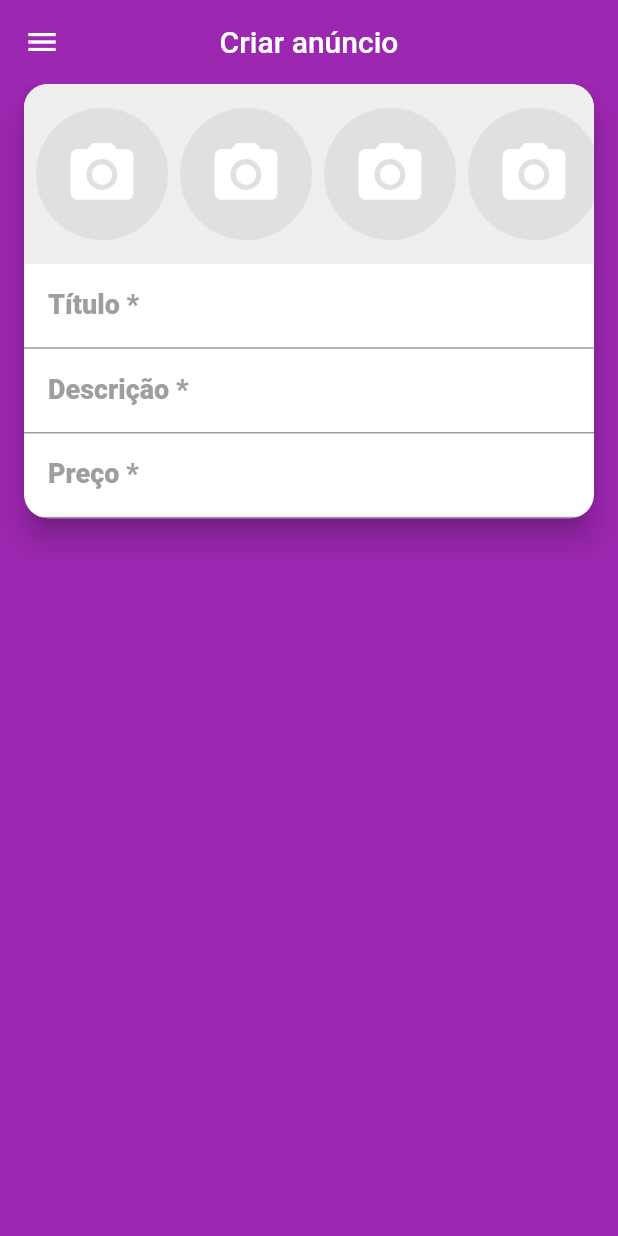
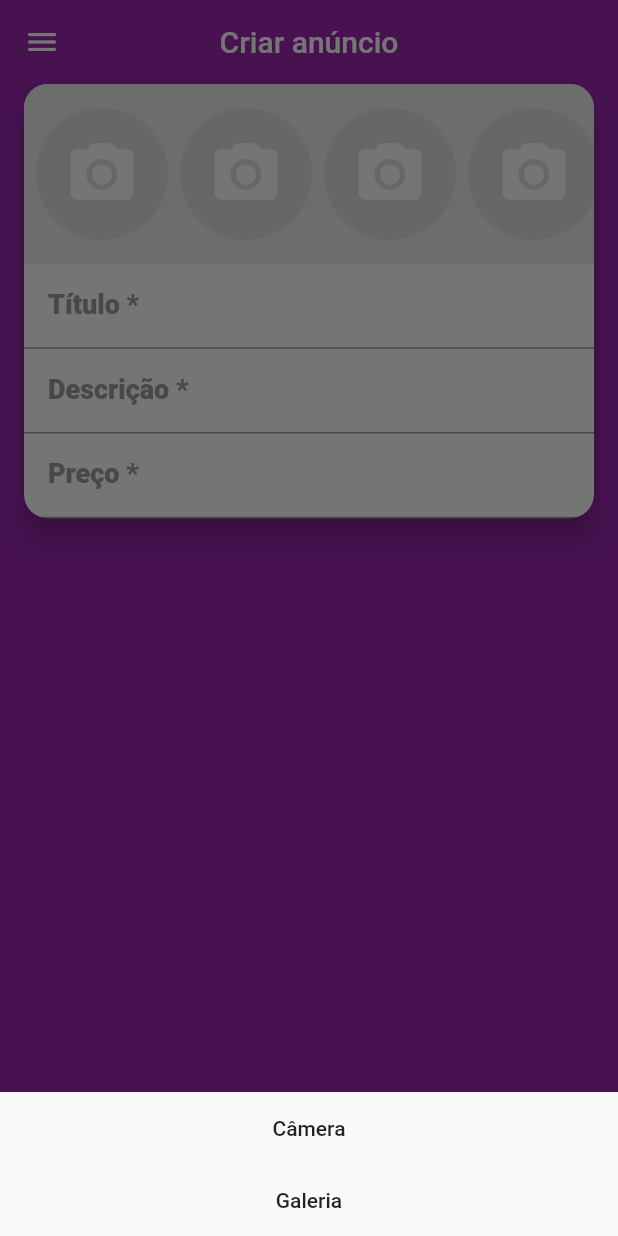
Before and after one commit to eskokado/esk_olx_mobx, a Flutter app: the CreateScreen screen opened directly, after a tap on the "camera alt" icon, on a phone screen of 412 x 824 dp. Run offline on Flutter 3.47's test engine with Material 2 defaults, Android fonts, the phone set to English and light mode, and no system bars; our stand-ins replace brasil_fields, flutter_mobx, get_it, mobx, parse_server_sdk_flutter; accounts and stored records are empty; generated files the repository leaves out were written again.

Commit message:
feat: criando o dialogo da fonte de imagem

```diff
--- /dev/null
+++ b/lib/screens/create/components/image_source_modal.dart
@@ -0,0 +1,53 @@
+import 'dart:io';
+
+import 'package:flutter/cupertino.dart';
+import 'package:flutter/material.dart';
+
+class ImageSourceModal extends StatelessWidget {
+  @override
+  Widget build(BuildContext context) {
+    if (Platform.isAndroid) {
+      return BottomSheet(
+        onClosing: () {},
+        builder: (_) => Column(
+          mainAxisSize: MainAxisSize.min,
+          crossAxisAlignment: CrossAxisAlignment.stretch,
+          children: [
+            FlatButton(
+              onPressed: () {},
+              child: const Text('Câmera'),
+            ),
+            FlatButton(
+              onPressed: () {},
+              child: const Text('Galeria'),
+            ),
+          ],
+        ),
+      );
+    } else {
+      return CupertinoActionSheet(
+        title: const Text('Selecionar foto para o anúncio'),
+        message: const Text('Escolha a origem da foto'),
+        cancelButton: CupertinoActionSheetAction(
+          onPressed: () {
+            Navigator.of(context).pop();
+          },
+          child: const Text(
+            'Cancelar',
+            style: TextStyle(color: Colors.red,),
+          ),
+        ),
+        actions: [
+          CupertinoActionSheetAction(
+            onPressed: () {},
+            child: const Text('Câmera'),
+          ),
+          CupertinoActionSheetAction(
+            onPressed: () {},
+            child: const Text('Galeria'),
+          ),
+        ],
+      );
+    }
+  }
+}
--- a/lib/screens/create/components/images_field.dart
+++ b/lib/screens/create/components/images_field.dart
@@ -2,6 +2,8 @@ import 'dart:io';
 
 import 'package:flutter/cupertino.dart';
 import 'package:flutter/material.dart';
+
+import 'image_source_modal.dart';
 
 class ImagesField extends StatelessWidget {
   @override
@@ -20,12 +22,12 @@ class ImagesField extends StatelessWidget {
                 if (Platform.isAndroid) {
                   showModalBottomSheet(
                     context: context,
-                    builder: null,
+                    builder: (_) => ImageSourceModal(),
                   );
                 } else {
                   showCupertinoModalPopup(
                     context: context,
-                    builder: null,
+                    builder: (_) => ImageSourceModal(),
                   );
                 }
               },
```
